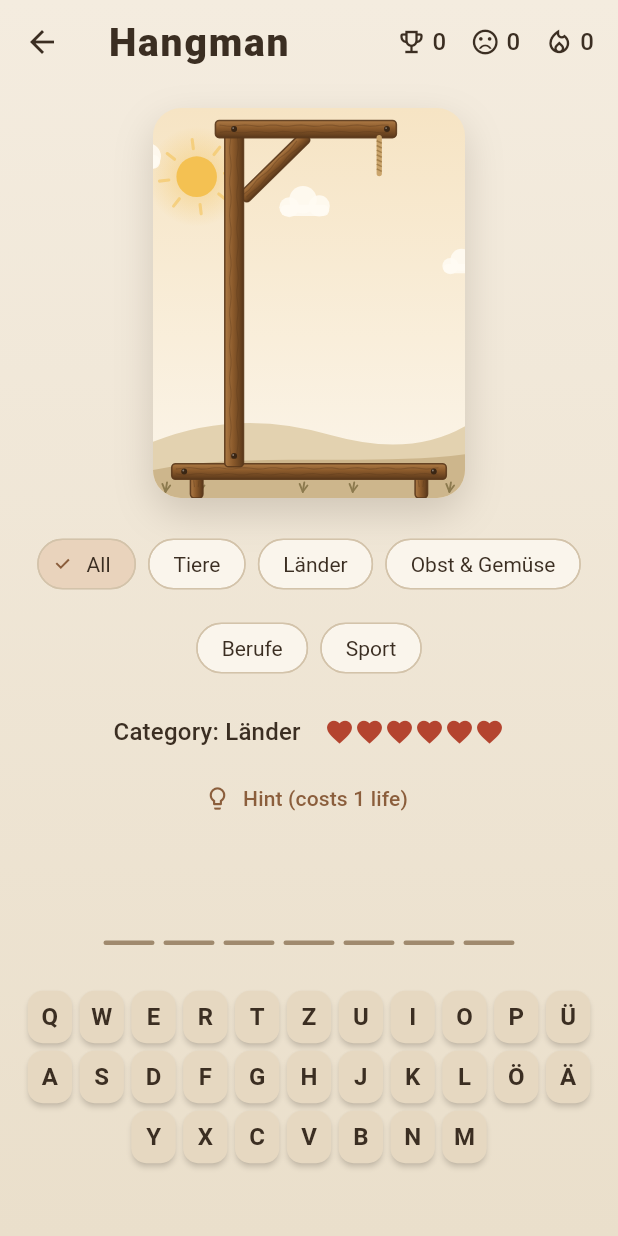
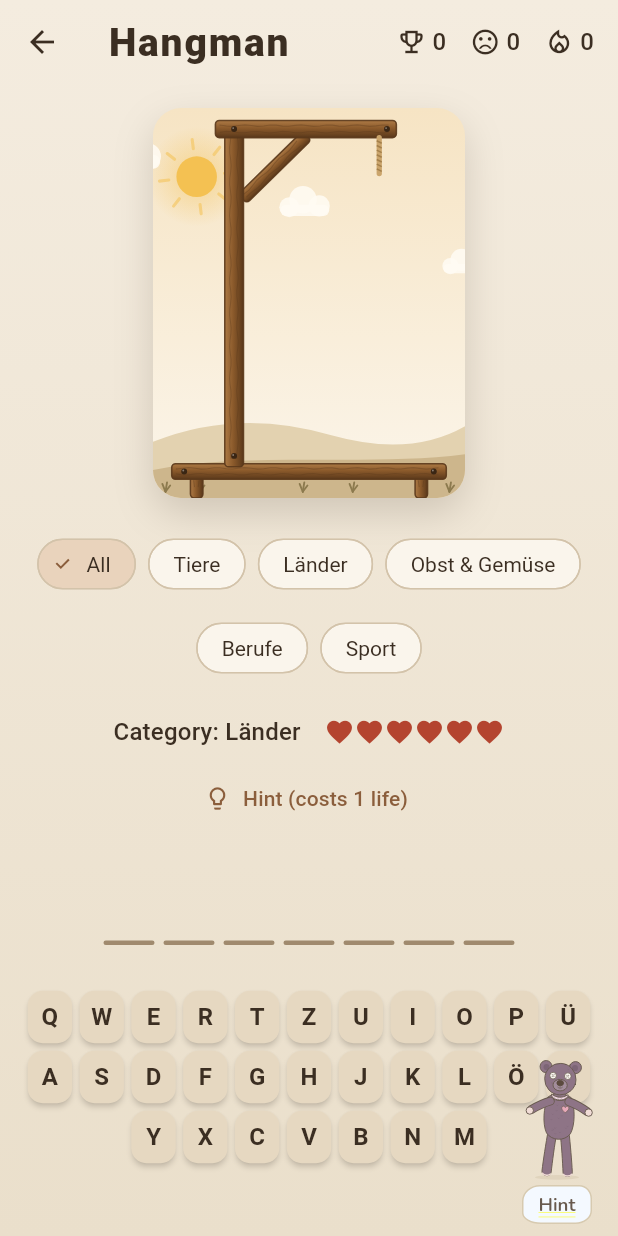
Before and after one commit to thatlionfish/LearnwithLeoni, a Flutter app: the HangmanScreen screen opened directly with empty values, on a phone screen of 412 x 824 dp. Run offline on Flutter 3.47's test engine with Material 3 defaults, Android fonts, the phone set to English and light mode, and no system bars; our stand-ins replace audioplayers, flutter_svg, go_router, shared_preferences, web; missing offline and left inert: dart:js_interop, record; accounts and stored records are empty.

Commit message:
Kumachan gibt Tipps, „Hm hm hm“ an der Lücke
- Kumachan sitzt unten rechts in Kreuzworträtsel, Übungen, Zuordnen,
  ABC-Radio und Hangman. Jeder Tipp verrät etwas mehr: Umschreibung,
  Wortart, Anfangsbuchstabe und Länge – nie die Lösung.
- Neues Feld hint (deutsche Umschreibung) für Karten und Lückensätze;
  Umschreibungen für Irenes und Annas Wörter.
- Vorlesen: an einer Lücke sagt die Stimme „Hm hm hm“.
- Tests: Tipps verraten das Wort nicht, Kumachan im Kreuzworträtsel.

Co-Authored-By: Claude Opus 5.5 <noreply@anthropic.com>

```diff
--- a/lib/data/models.dart
+++ b/lib/data/models.dart
@@ -104,6 +104,7 @@ class ClozeItem {
     required this.answers,
     this.options = const [],
     this.translation,
+    this.hint,
   });
 
   factory ClozeItem.fromJson(Map<String, dynamic> j) => ClozeItem(
@@ -112,10 +113,14 @@ class ClozeItem {
     answers: [for (final a in j['answers'] as List) a as String],
     options: [for (final o in (j['options'] as List?) ?? const []) o as String],
     translation: j['translation'] as String?,
+    hint: j['hint'] as String?,
   );
 
   final String id;
   final String text;
+
+  /// Umschreibung des gesuchten Worts (Kumachans Tipp).
+  final String? hint;
 
   /// Alle gültigen Antworten; die erste ist die Musterlösung.
   final List<String> answers;
@@ -193,6 +198,7 @@ class VocabCard {
     this.exampleTranslation,
     this.audio,
     this.verified = true,
+    this.hint,
   });
 
   factory VocabCard.fromJson(Map<String, dynamic> j) => VocabCard(
@@ -205,6 +211,7 @@ class VocabCard {
     exampleTranslation: j['exampleTranslation'] as String?,
     audio: j['audio'] as String?,
     verified: (j['verified'] as bool?) ?? true,
+    hint: j['hint'] as String?,
   );
 
   final String id;
@@ -224,4 +231,7 @@ class VocabCard {
 
   /// `false` = Bündnerdütsch-Schreibweise von Leoni noch nicht bestätigt.
   final bool verified;
+
+  /// Umschreibung auf Deutsch – Kumachans erster Tipp, nie die Lösung.
+  final String? hint;
 }
--- a/lib/games/hangman/hangman_screen.dart
+++ b/lib/games/hangman/hangman_screen.dart
@@ -8,7 +8,9 @@ import '../../audio/speaker.dart';
 import '../../data/models.dart';
 import '../../l10n/app_localizations.dart';
 import '../../learn/answer_check.dart';
+import '../../learn/hints.dart';
 import '../../widgets/exercise_kit.dart';
+import '../../widgets/kuma_helper.dart';
 import 'game.dart';
 import 'hangman_scene.dart';
 import 'palette.dart';
@@ -213,7 +215,14 @@ class _HangmanScreenState extends State<HangmanScreen> {
   @override
   Widget build(BuildContext context) {
     final t = AppLocalizations.of(context);
-    return Theme(
+    final card = _entry.card;
+    return KumaHelper(
+      itemKey: _entry,
+      hints: () => [
+        ...wordHints(description: card?.hint, term: card?.term, answer: ''),
+        'Fang mit häufigen Buchstaben an: E, N, R, S, I.',
+      ],
+      child: Theme(
         data: buildBeigeTheme(),
         child: Builder(
           builder: (context) => DecoratedBox(
@@ -264,7 +273,10 @@ class _HangmanScreenState extends State<HangmanScreen> {
                               padding: const EdgeInsets.fromLTRB(32, 8, 32, 32),
                               child: Row(
                                 children: [
-                                Expanded(flex: 4, child: Center(child: scene)),
+                                  Expanded(
+                                    flex: 4,
+                                    child: Center(child: scene),
+                                  ),
                                   const SizedBox(width: 48),
                                   Expanded(
                                     flex: 6,
@@ -299,6 +311,7 @@ class _HangmanScreenState extends State<HangmanScreen> {
                         ),
                       );
                     },
+                  ),
                 ),
               ),
             ),
@@ -378,6 +391,8 @@ class _HangmanScreenState extends State<HangmanScreen> {
                   onLetter: _guess,
                 ),
         ),
+        // Platz für Kumachan unten rechts.
+        const SizedBox(height: 130),
       ],
     );
   }
--- a/lib/l10n/app_de.arb
+++ b/lib/l10n/app_de.arb
@@ -87,6 +87,9 @@
   "chooseSet": "Welches Set?",
 
   "listenSentence": "Satz anhören",
+  "kumaTip": "Tipp",
+  "kumaAsk": "Kumachan um einen Tipp bitten",
+  "kumaNoMore": "Mehr Tipps habe ich nicht – du schaffst das!",
   "crosswordListenHint": "Hör dir den Satz an. Bei der Pause fehlt ein Wort – schreib es so ins Rätsel, wie es in den Satz passt.",
   "hangmanAll": "Alle",
   "hangmanCategory": "Kategorie: {name}",
--- a/lib/l10n/app_en.arb
+++ b/lib/l10n/app_en.arb
@@ -79,6 +79,9 @@
   "chooseSet": "Which set?",
 
   "listenSentence": "Listen to the sentence",
+  "kumaTip": "Hint",
+  "kumaAsk": "Ask Kumachan for a hint",
+  "kumaNoMore": "That's all my hints – you can do it!",
   "crosswordListenHint": "Listen to the sentence. A word is missing at the pause – write it in the puzzle the way it fits the sentence.",
   "hangmanAll": "All",
   "hangmanCategory": "Category: {name}",
--- a/lib/l10n/app_localizations.dart
+++ b/lib/l10n/app_localizations.dart
@@ -566,6 +566,24 @@ abstract class AppLocalizations {
   /// **'Satz anhören'**
   String get listenSentence;
 
+  /// No description provided for @kumaTip.
+  ///
+  /// In de, this message translates to:
+  /// **'Tipp'**
+  String get kumaTip;
+
+  /// No description provided for @kumaAsk.
+  ///
+  /// In de, this message translates to:
+  /// **'Kumachan um einen Tipp bitten'**
+  String get kumaAsk;
+
+  /// No description provided for @kumaNoMore.
+  ///
+  /// In de, this message translates to:
+  /// **'Mehr Tipps habe ich nicht – du schaffst das!'**
+  String get kumaNoMore;
+
   /// No description provided for @crosswordListenHint.
   ///
   /// In de, this message translates to:
--- a/lib/l10n/app_localizations_en.dart
+++ b/lib/l10n/app_localizations_en.dart
@@ -293,6 +293,15 @@ class AppLocalizationsEn extends AppLocalizations {
   String get listenSentence => 'Listen to the sentence';
 
   @override
+  String get kumaTip => 'Hint';
+
+  @override
+  String get kumaAsk => 'Ask Kumachan for a hint';
+
+  @override
+  String get kumaNoMore => 'That\'s all my hints – you can do it!';
+
+  @override
   String get crosswordListenHint =>
       'Listen to the sentence. A word is missing at the pause – write it in the puzzle the way it fits the sentence.';
 
--- a/lib/learn/exercises.dart
+++ b/lib/learn/exercises.dart
@@ -2,6 +2,7 @@ import 'dart:math';
 
 import '../data/models.dart';
 import 'answer_check.dart';
+import 'hints.dart';
 
 /// Übungsarten, wie sie in der Adresse stehen: `#/s/<code>/ueben/<typ>`.
 enum ExerciseType {
@@ -35,6 +36,7 @@ class QuizItem {
     this.options = const [],
     this.translation,
     this.explanation,
+    this.hints = const [],
   });
 
   final String id;
@@ -60,6 +62,9 @@ class QuizItem {
   /// Übersetzung des Satzes oder Wortes, nach dem Antworten gezeigt.
   final String? translation;
   final String? explanation;
+
+  /// Kumachans Tipps, vom leichtesten zum stärksten (nie die Lösung).
+  final List<String> hints;
 
   bool get isChoice => options.isNotEmpty;
 }
@@ -90,6 +95,7 @@ List<QuizItem> choiceItems(
           options: options,
           accepted: [c.translation],
           translation: c.example,
+          hints: [?c.hint],
         );
       }(),
   ];
@@ -124,6 +130,7 @@ List<QuizItem> clozeItems(VocabSet set, {Random? random, int max = 10}) {
         options: [...c.options]..shuffle(rnd),
         accepted: c.answers,
         translation: c.translation,
+        hints: wordHints(description: c.hint, answer: c.answers.first),
       ),
   ];
   final words = [for (final c in set.cards) stripArticle(c.term)];
@@ -143,6 +150,7 @@ List<QuizItem> clozeItems(VocabSet set, {Random? random, int max = 10}) {
         options: [found, ...distractors.take(2)]..shuffle(rnd),
         accepted: [found],
         translation: c.exampleTranslation,
+        hints: wordHints(description: c.hint, term: c.term, answer: found),
       ),
     );
   }
@@ -161,6 +169,7 @@ List<QuizItem> dictationItems(VocabSet set, {Random? random, int max = 6}) {
           speak: c.example,
           accepted: [c.example!],
           translation: c.exampleTranslation,
+          hints: sentenceHints(c.example!),
         ),
   ]..shuffle(rnd);
   return items.take(max).toList();
@@ -175,6 +184,10 @@ List<QuizItem> listeningItems(ListeningText text) => [
       options: q.options,
       accepted: [q.options[q.answer]],
       translation: q.translation,
+      hints: const [
+        'Hör dir den Text nochmal an – auch langsam.',
+        'Du kannst den Text einblenden und nachlesen.',
+      ],
     ),
 ];
 
--- a/lib/widgets/exercise_kit.dart
+++ b/lib/widgets/exercise_kit.dart
@@ -225,7 +225,7 @@ class LeoniToastHostState extends State<LeoniToastHost> {
         widget.child,
         Positioned(
           left: 12,
-          right: 12,
+          right: 110, // rechts sitzt Kumachan
           bottom: 12,
           child: SafeArea(
             child: Align(
--- /dev/null
+++ b/lib/widgets/kuma_helper.dart
@@ -0,0 +1,187 @@
+import 'package:flutter/material.dart';
+
+import '../audio/speaker.dart';
+import '../l10n/app_localizations.dart';
+import '../ui/colors.dart';
+import '../ui/organic.dart';
+import '../ui/theme.dart';
+import 'leoni.dart';
+
+/// Kumachan sitzt unten rechts und hilft auf Knopfdruck: jeder Tipp verrät
+/// etwas mehr (Umschreibung → Wortart → Anfangsbuchstabe), nie die Lösung.
+class KumaHelper extends StatefulWidget {
+  const KumaHelper({
+    super.key,
+    required this.child,
+    required this.hints,
+    required this.itemKey,
+  });
+
+  final Widget child;
+
+  /// Tipps zur aktuellen Aufgabe, vom leichtesten zum stärksten.
+  final List<String> Function() hints;
+
+  /// Wechselt die Aufgabe, beginnen die Tipps wieder von vorn.
+  final Object? itemKey;
+
+  @override
+  State<KumaHelper> createState() => _KumaHelperState();
+}
+
+class _KumaHelperState extends State<KumaHelper> {
+  int _level = 0;
+  String? _shown;
+
+  @override
+  void didUpdateWidget(KumaHelper old) {
+    super.didUpdateWidget(old);
+    if (old.itemKey != widget.itemKey) {
+      _level = 0;
+      _shown = null;
+    }
+  }
+
+  void _tap() {
+    final t = AppLocalizations.of(context);
+    final hints = widget.hints();
+    setState(() {
+      if (_level < hints.length) {
+        _shown = hints[_level];
+        _level++;
+      } else {
+        _shown = t.kumaNoMore;
+      }
+    });
+  }
+
+  @override
+  Widget build(BuildContext context) {
+    final t = AppLocalizations.of(context);
+    final shown = _shown;
+    return Stack(
+      children: [
+        widget.child,
+        Positioned(
+          right: 10,
+          bottom: 8,
+          left: 10,
+          child: SafeArea(
+            child: Row(
+              mainAxisAlignment: MainAxisAlignment.end,
+              crossAxisAlignment: CrossAxisAlignment.end,
+              children: [
+                if (shown != null)
+                  Flexible(
+                    child: ConstrainedBox(
+                      constraints: const BoxConstraints(maxWidth: 320),
+                      child: Padding(
+                        padding: const EdgeInsets.only(bottom: 34),
+                        child: Material(
+                          type: MaterialType.transparency,
+                          child: OrganicCard(
+                            key: ValueKey(shown),
+                            seed: 88,
+                            color: LeoColors.vanillaIce,
+                            padding: const EdgeInsets.fromLTRB(16, 12, 6, 10),
+                            child: Row(
+                              crossAxisAlignment: CrossAxisAlignment.start,
+                              children: [
+                                Expanded(
+                                  child: Column(
+                                    crossAxisAlignment:
+                                        CrossAxisAlignment.start,
+                                    mainAxisSize: MainAxisSize.min,
+                                    children: [
+                                      Text(
+                                        '${t.kumaTip} $_level',
+                                        style: sans(
+                                          12,
+                                          weight: 650,
+                                          color: LeoColors.inkSoft,
+                                        ),
+                                      ),
+                                      const SizedBox(height: 2),
+                                      Text(
+                                        shown,
+                                        style: sans(15.5, weight: 500),
+                                      ),
+                                    ],
+                                  ),
+                                ),
+                                Column(
+                                  children: [
+                                    IconButton(
+                                      tooltip: t.listen,
+                                      visualDensity: VisualDensity.compact,
+                                      icon: const Icon(
+                                        Icons.volume_up_rounded,
+                                        size: 20,
+                                      ),
+                                      onPressed: () =>
+                                          Speaker.play(text: shown, rate: 0.9),
+                                    ),
+                                    IconButton(
+                                      tooltip: t.close,
+                                      visualDensity: VisualDensity.compact,
+                                      icon: const Icon(
+                                        Icons.close_rounded,
+                                        size: 18,
+                                      ),
+                                      onPressed: () =>
+                                          setState(() => _shown = null),
+                                    ),
+                                  ],
+                                ),
+                              ],
+                            ),
+                          ),
+                        ),
+                      ),
+                    ),
+                  ),
+                const SizedBox(width: 4),
+                Semantics(
+                  button: true,
+                  label: t.kumaAsk,
+                  child: Tooltip(
+                    message: t.kumaAsk,
+                    child: GestureDetector(
+                      onTap: _tap,
+                      behavior: HitTestBehavior.opaque,
+                      child: Column(
+                        mainAxisSize: MainAxisSize.min,
+                        children: [
+                          KumaFigure(
+                            pose: shown == null ? KumaPose.idle : KumaPose.wave,
+                            height: 92,
+                          ),
+                          Container(
+                            margin: const EdgeInsets.only(top: 2),
+                            padding: const EdgeInsets.symmetric(
+                              horizontal: 10,
+                              vertical: 3,
+                            ),
+                            decoration: BoxDecoration(
+                              color: LeoColors.brightWhite,
+                              borderRadius: organicRadius(7, base: 10),
+                              border: Border.all(color: LeoColors.woodAsh),
+                            ),
+                            child: Text(
+                              t.kumaTip,
+                              style: sans(12.5, weight: 650),
+                            ),
+                          ),
+                        ],
+                      ),
+                    ),
+                  ),
+                ),
+              ],
+            ),
+          ),
+        ),
+      ],
+    );
+  }
+}
```
Also changed, not shown: lib/audio/speaker_web.dart (+14 -6 lines), lib/games/abc/abc_screen.dart (+22 -3 lines), lib/l10n/app_localizations_de.dart (+9 -0 lines), lib/learn/hints.dart (added, +58 -0 lines), lib/screens/crossword_screen.dart (+14 -0 lines), lib/screens/exercise_screen.dart (+6 -1 lines), lib/screens/match_screen.dart (+20 -2 lines), 6 other files. Lines whose indentation alone changed are shown as unchanged.
